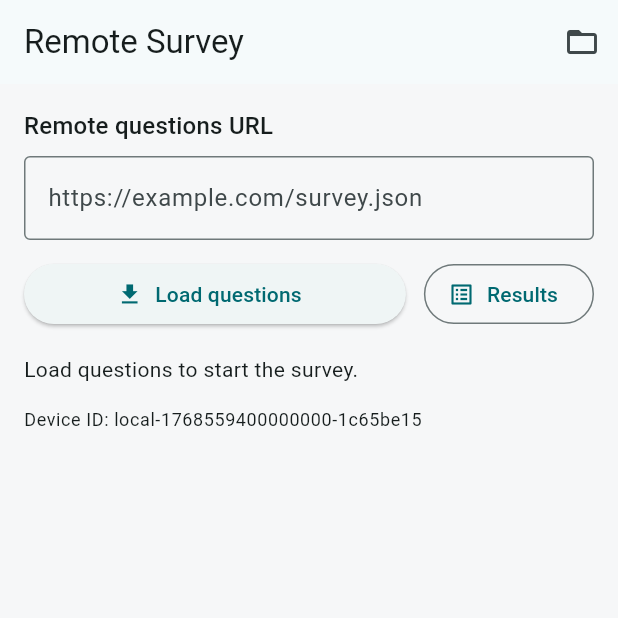
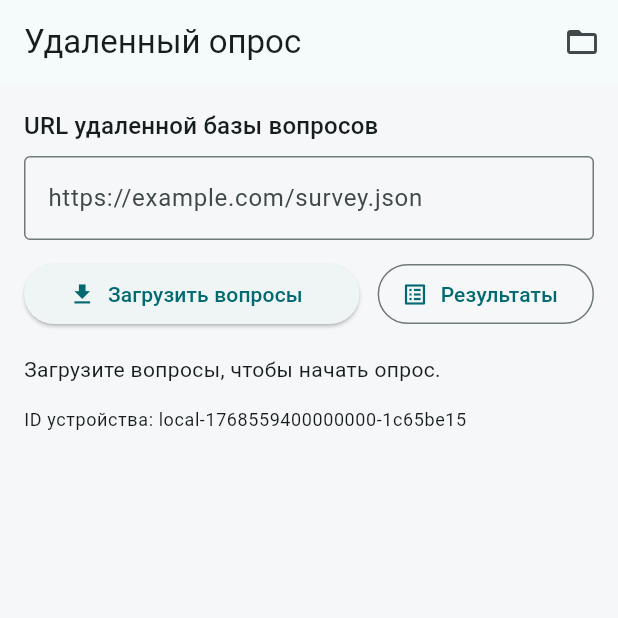
Before and after one commit to 111KartoFan111/flutter_json, a Flutter app: the screen it shows after launch, on a phone screen of 412 x 824 dp, the top half of it. Run offline on Flutter 3.47's test engine with Material 3 defaults, Android fonts, the phone set to English and light mode, and no system bars; our stand-ins replace device_info_plus, share_plus, shared_preferences.

Commit message:
add json

```diff
--- a/lib/main.dart
+++ b/lib/main.dart
@@ -16,7 +16,7 @@ class SurveyApp extends StatelessWidget {
       seedColor: const Color(0xFF0A6C74),
     );
     return MaterialApp(
-      title: 'Remote Survey',
+      title: 'Удаленный опрос',
       theme: ThemeData(
         colorScheme: colorScheme,
         useMaterial3: true,
--- a/lib/screens/home_screen.dart
+++ b/lib/screens/home_screen.dart
@@ -65,7 +65,7 @@ class _SurveyHomeScreenState extends State<SurveyHomeScreen> {
     final rawUrl = _urlController.text.trim();
     if (rawUrl.isEmpty) {
       setState(() {
-        _error = 'Enter a URL for the remote questions JSON.';
+        _error = 'Введите URL удаленной базы вопросов (JSON).';
         _survey = null;
       });
       return;
@@ -73,7 +73,7 @@ class _SurveyHomeScreenState extends State<SurveyHomeScreen> {
     final uri = Uri.tryParse(rawUrl);
     if (uri == null || !(uri.isScheme('http') || uri.isScheme('https'))) {
       setState(() {
-        _error = 'Invalid URL. Use http or https.';
+        _error = 'Некорректный URL. Используйте http или https.';
         _survey = null;
       });
       return;
@@ -99,7 +99,7 @@ class _SurveyHomeScreenState extends State<SurveyHomeScreen> {
         return;
       }
       setState(() {
-        _error = 'Failed to load questions: $error';
+        _error = 'Не удалось загрузить вопросы: $error';
         _survey = null;
       });
     } finally {
@@ -143,12 +143,12 @@ class _SurveyHomeScreenState extends State<SurveyHomeScreen> {
     final theme = Theme.of(context);
     return Scaffold(
       appBar: AppBar(
-        title: const Text('Remote Survey'),
+        title: const Text('Удаленный опрос'),
         actions: [
           IconButton(
             onPressed: _openResults,
             icon: const Icon(Icons.folder_open),
-            tooltip: 'Results',
+            tooltip: 'Результаты',
           ),
         ],
       ),
@@ -157,7 +157,7 @@ class _SurveyHomeScreenState extends State<SurveyHomeScreen> {
           padding: const EdgeInsets.all(16),
           children: [
             Text(
-              'Remote questions URL',
+              'URL удаленной базы вопросов',
               style: theme.textTheme.titleMedium,
             ),
             const SizedBox(height: 8),
@@ -178,14 +178,14 @@ class _SurveyHomeScreenState extends State<SurveyHomeScreen> {
                   child: ElevatedButton.icon(
                     onPressed: _loading ? null : _loadQuestions,
                     icon: const Icon(Icons.download),
-                    label: const Text('Load questions'),
+                    label: const Text('Загрузить вопросы'),
                   ),
                 ),
                 const SizedBox(width: 12),
                 OutlinedButton.icon(
                   onPressed: _openResults,
                   icon: const Icon(Icons.list_alt),
-                  label: const Text('Results'),
+                  label: const Text('Результаты'),
                 ),
               ],
             ),
@@ -216,14 +216,14 @@ class _SurveyHomeScreenState extends State<SurveyHomeScreen> {
                       ),
                       const SizedBox(height: 8),
                       Text(
-                        '${_survey!.questions.length} questions loaded',
+                        '${_survey!.questions.length} вопросов загружено',
                         style: theme.textTheme.bodyMedium,
                       ),
                       const SizedBox(height: 16),
                       ElevatedButton(
                         onPressed:
                             _loading || _initializing ? null : _startSurvey,
-                        child: const Text('Start survey'),
+                        child: const Text('Начать опрос'),
                       ),
                     ],
                   ),
@@ -231,14 +231,14 @@ class _SurveyHomeScreenState extends State<SurveyHomeScreen> {
               ),
             ] else if (!_loading) ...[
               Text(
-                'Load questions to start the survey.',
+                'Загрузите вопросы, чтобы начать опрос.',
                 style: theme.textTheme.bodyMedium,
               ),
             ],
             const SizedBox(height: 16),
             if (_deviceId != null)
               Text(
-                'Device ID: $_deviceId',
+                'ID устройства: $_deviceId',
                 style: theme.textTheme.bodySmall,
               ),
           ],
--- a/lib/screens/result_detail_screen.dart
+++ b/lib/screens/result_detail_screen.dart
@@ -42,7 +42,7 @@ class _ResultDetailScreenState extends State<ResultDetailScreen> {
 
   String _formatDate(String? value) {
     if (value == null) {
-      return 'Unknown';
+      return 'Неизвестно';
     }
     final parsed = DateTime.tryParse(value);
     if (parsed == null) {
@@ -57,7 +57,7 @@ class _ResultDetailScreenState extends State<ResultDetailScreen> {
   Future<void> _shareFile() async {
     await Share.shareXFiles(
       [XFile(widget.file.path)],
-      text: 'Survey result JSON',
+      text: 'Результат опроса (JSON)',
     );
   }
 
@@ -71,7 +71,7 @@ class _ResultDetailScreenState extends State<ResultDetailScreen> {
           IconButton(
             onPressed: _shareFile,
             icon: const Icon(Icons.share),
-            tooltip: 'Share',
+            tooltip: 'Поделиться',
           ),
         ],
       ),
@@ -84,12 +84,12 @@ class _ResultDetailScreenState extends State<ResultDetailScreen> {
             }
             if (snapshot.hasError) {
               return Center(
-                child: Text('Failed to load result: ${snapshot.error}'),
+                child: Text('Не удалось загрузить результат: ${snapshot.error}'),
               );
             }
             final payload = snapshot.data;
             if (payload == null) {
-              return const Center(child: Text('No data found.'));
+              return const Center(child: Text('Данные не найдены.'));
             }
             final parsed = payload.parsed;
             final answers = parsed?['answers'];
@@ -105,20 +105,20 @@ class _ResultDetailScreenState extends State<ResultDetailScreen> {
                         crossAxisAlignment: CrossAxisAlignment.start,
                         children: [
                           Text(
-                            parsed['surveyTitle']?.toString() ?? 'Survey',
+                            parsed['surveyTitle']?.toString() ?? 'Опрос',
                             style: Theme.of(context).textTheme.titleLarge,
                           ),
                           const SizedBox(height: 8),
                           Text(
-                            'Device ID: ${parsed['deviceId'] ?? 'Unknown'}',
+                            'ID устройства: ${parsed['deviceId'] ?? 'Неизвестно'}',
                           ),
                           const SizedBox(height: 4),
                           Text(
-                            'Completed: ${_formatDate(parsed['completedAt']?.toString())}',
+                            'Завершено: ${_formatDate(parsed['completedAt']?.toString())}',
                           ),
                           if (answerCount != null) ...[
                             const SizedBox(height: 4),
-                            Text('Answers: $answerCount'),
+                            Text('Ответов: $answerCount'),
                           ],
                         ],
                       ),
@@ -126,7 +126,7 @@ class _ResultDetailScreenState extends State<ResultDetailScreen> {
                   ),
                 const SizedBox(height: 16),
                 Text(
-                  'Raw JSON',
+                  'JSON результат',
                   style: Theme.of(context).textTheme.titleMedium,
                 ),
                 const SizedBox(height: 8),
--- a/lib/screens/results_screen.dart
+++ b/lib/screens/results_screen.dart
@@ -43,7 +43,7 @@ class _ResultsScreenState extends State<ResultsScreen> {
         return;
       }
       setState(() {
-        _error = 'Failed to load results: $error';
+        _error = 'Не удалось загрузить результаты: $error';
       });
     } finally {
       if (mounted) {
@@ -93,7 +93,7 @@ class _ResultsScreenState extends State<ResultsScreen> {
         padding: const EdgeInsets.all(24),
         children: [
           Text(
-            'No results saved yet.',
+            'Результаты пока не сохранены.',
             style: theme.textTheme.bodyLarge,
             textAlign: TextAlign.center,
           ),
@@ -115,7 +115,7 @@ class _ResultsScreenState extends State<ResultsScreen> {
             title: Text(file.uri.pathSegments.last),
             subtitle: Text(
               '${_formatDateTime(stat.modified)} · '
-              '${stat.size} bytes',
+              '${stat.size} байт',
             ),
             trailing: const Icon(Icons.chevron_right),
             onTap: () {
@@ -134,7 +134,7 @@ class _ResultsScreenState extends State<ResultsScreen> {
     }
     return Scaffold(
       appBar: AppBar(
-        title: const Text('Survey Results'),
+        title: const Text('Результаты опроса'),
       ),
       body: SafeArea(
         child: RefreshIndicator(
```
Also changed, not shown: lib/screens/survey_screen.dart (+11 -11 lines), test.json (added, +22 -0 lines).
